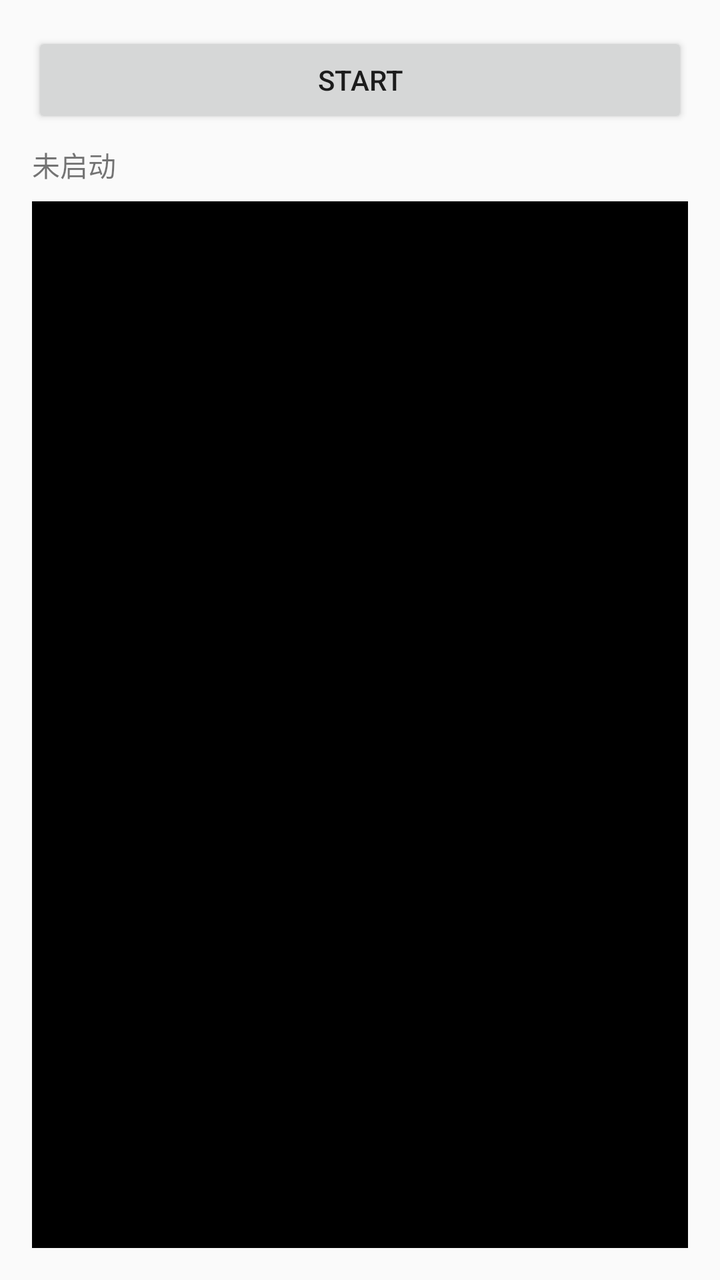
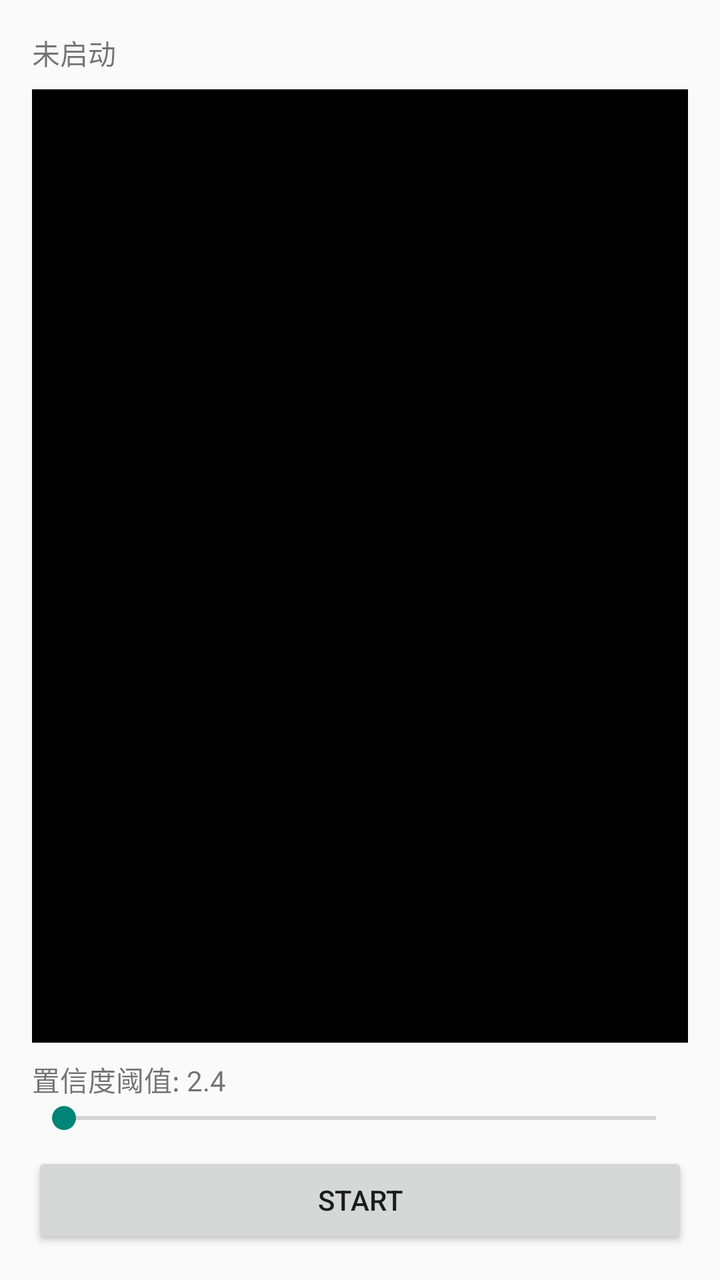

The first picture is an Android layout as it rendered before a commit; the second is the same layout after the commit. The layout source and the unified diff follow.
<!-- AndroidManifest.xml: application theme Theme.AirPager -->
<!-- res/layout/activity_main.xml -->
<?xml version="1.0" encoding="utf-8"?>
<LinearLayout xmlns:android="http://schemas.android.com/apk/res/android"
    android:layout_width="match_parent"
    android:layout_height="match_parent"
    android:orientation="vertical"
    android:padding="16dp">

    <Button
        android:id="@+id/btnToggle"
        android:layout_width="match_parent"
        android:layout_height="wrap_content"
        android:text="Start" />

    <TextView
        android:id="@+id/textStatus"
        android:layout_width="match_parent"
        android:layout_height="wrap_content"
        android:layout_marginTop="8dp"
        android:text="未启动" />

    <TextView
        android:id="@+id/textOutput"
        android:layout_width="match_parent"
        android:layout_height="0dp"
        android:layout_weight="1"
        android:layout_marginTop="8dp"
        android:background="#000000"
        android:textColor="#00FF00"
        android:fontFamily="monospace"
        android:padding="8dp"
        android:scrollbars="vertical" />

</LinearLayout>
<!-- resources referenced by this layout -->
<resources>
  <style name="Theme.AirPager" parent="Theme.AppCompat.Light.NoActionBar" />
</resources>

<!-- the commit's change to res/layout/activity_main.xml (unified diff, before → after) -->
@@ -5,29 +5,47 @@
     android:orientation="vertical"
     android:padding="16dp">
 
+    <TextView
+        android:id="@+id/textStatus"
+        android:layout_width="match_parent"
+        android:layout_height="wrap_content"
+        android:text="未启动" />
+
+    <ScrollView
+        android:id="@+id/scrollView"
+        android:layout_width="match_parent"
+        android:layout_height="0dp"
+        android:layout_weight="1"
+        android:layout_marginTop="8dp"
+        android:background="#000000">
+
+        <TextView
+            android:id="@+id/textOutput"
+            android:layout_width="match_parent"
+            android:layout_height="wrap_content"
+            android:textColor="#00FF00"
+            android:fontFamily="monospace"
+            android:padding="8dp" />
+
+    </ScrollView>
+
+    <TextView
+        android:id="@+id/textConfidenceLabel"
+        android:layout_width="match_parent"
+        android:layout_height="wrap_content"
+        android:layout_marginTop="8dp"
+        android:text="置信度阈值: 2.4" />
+
+    <SeekBar
+        android:id="@+id/seekConfidence"
+        android:layout_width="match_parent"
+        android:layout_height="wrap_content" />
+
     <Button
         android:id="@+id/btnToggle"
         android:layout_width="match_parent"
         android:layout_height="wrap_content"
+        android:layout_marginTop="8dp"
         android:text="Start" />
 
-    <TextView
-        android:id="@+id/textStatus"
-        android:layout_width="match_parent"
-        android:layout_height="wrap_content"
-        android:layout_marginTop="8dp"
-        android:text="未启动" />
-
-    <TextView
-        android:id="@+id/textOutput"
-        android:layout_width="match_parent"
-        android:layout_height="0dp"
-        android:layout_weight="1"
-        android:layout_marginTop="8dp"
-        android:background="#000000"
-        android:textColor="#00FF00"
-        android:fontFamily="monospace"
-        android:padding="8dp"
-        android:scrollbars="vertical" />
-
 </LinearLayout>
